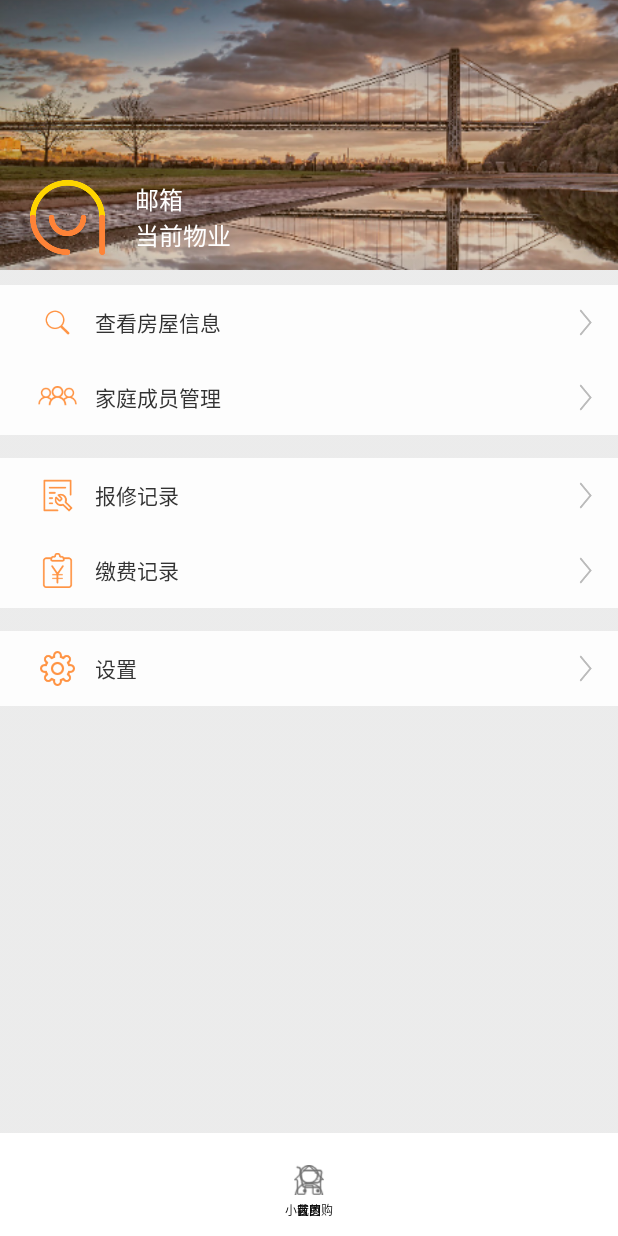
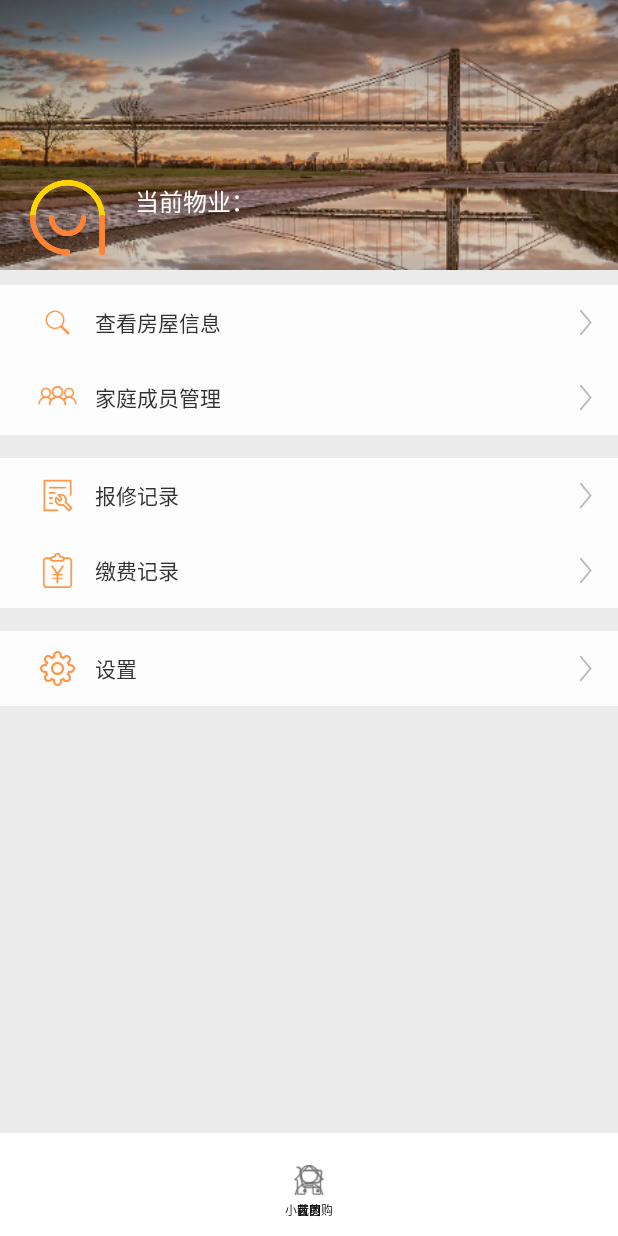
Before and after one commit to zhangbaiwan666/Myproperty, an Android app: the fragment SettingFragment placed in its activity, on a phone screen of 412 x 824 dp. Run offline under Robolectric (Android 15) with nearby library versions, the phone set to English and light mode, and no system bars; 2 statements that could not run were skipped.

```diff
--- /dev/null
+++ b/app/src/main/java/cottee/myproperty/constant/ProName.java
@@ -0,0 +1,14 @@
+package cottee.myproperty.constant;
+
+public class ProName {
+    private static String pro_name;
+
+    public static String getPro_name() {
+        return pro_name;
+    }
+
+    public static void setPro_name(String pro_name) {
+        ProName.pro_name = pro_name;
+
+    }
+}
--- a/app/src/main/java/cottee/myproperty/fragment/SettingFragment.java
+++ b/app/src/main/java/cottee/myproperty/fragment/SettingFragment.java
@@ -26,6 +26,7 @@ import cottee.myproperty.activity.RepairRecordActivity;
 import cottee.myproperty.activity.SettingActivity;
 import cottee.myproperty.activity.ViewHouseAcivity;
 import cottee.myproperty.constant.BullentinBean;
+import cottee.myproperty.constant.ProName;
 import cottee.myproperty.handler.LoginRegisterHandler;
 import cottee.myproperty.listener.NoDoubleClickListener;
 import cottee.myproperty.manager.LoginRegisterManager;
@@ -38,6 +39,7 @@ public class SettingFragment extends Fragment {
 	private View rl_view_house;
 	private boolean click=true;
 	private TextView repair_record;
+	private TextView textId;
 	private RelativeLayout rl_repair_record;
 	private RelativeLayout rl_pay_record;
 	private boolean clicked=true;
@@ -54,6 +56,7 @@ public class SettingFragment extends Fragment {
 		int property_name = intent.getIntExtra("property_name", 0);
 		System.out.println("传到FragmentSetting的property_name为"+property_name);
 		repair_record = (TextView)inflate.findViewById(R.id.repair_record);
+		textId = (TextView)inflate.findViewById(R.id.textId);
 		rl_pay_record = inflate.findViewById(R.id.rl_pay_record);
 		rl_pay_record.setOnClickListener(new View.OnClickListener() {
 			@Override
@@ -74,7 +77,7 @@ public class SettingFragment extends Fragment {
 		rl_house_control = inflate.findViewById(R.id.rl_house_control);
 		rl_view_house = inflate.findViewById(R.id.rl_view_house);
 		rl_login_out = inflate.findViewById(R.id.rl_login_out);
-
+        textId.setText(ProName.getPro_name());
 		rl_house_control.setOnClickListener(new NoDoubleClickListener() {
 			@Override
 			public void onNoDoubleClick(View view) {
@@ -113,7 +116,13 @@ public class SettingFragment extends Fragment {
 		return instance;
 	}
 
-	@Override
+    @Override
+    public void onResume() {
+        super.onResume();
+        textId.setText(ProName.getPro_name());
+    }
+
+    @Override
 	public void onPause() {
 		super.onPause();
 		clicked=true;
--- a/app/src/main/res/layout/fragment_setting.xml
+++ b/app/src/main/res/layout/fragment_setting.xml
@@ -52,7 +52,7 @@
                         android:layout_width="wrap_content"
                         android:layout_height="wrap_content"
                         android:gravity="center_vertical"
-                        android:text="邮箱"
+                        android:text="当前物业："
                         android:layout_marginLeft="10dp"
                         android:textSize="16dp"
                         android:textColor="@android:color/white"/>
```
Also changed, not shown: app/src/main/java/cottee/myproperty/handler/LoginRegisterHandler.java (+12 -3 lines).
